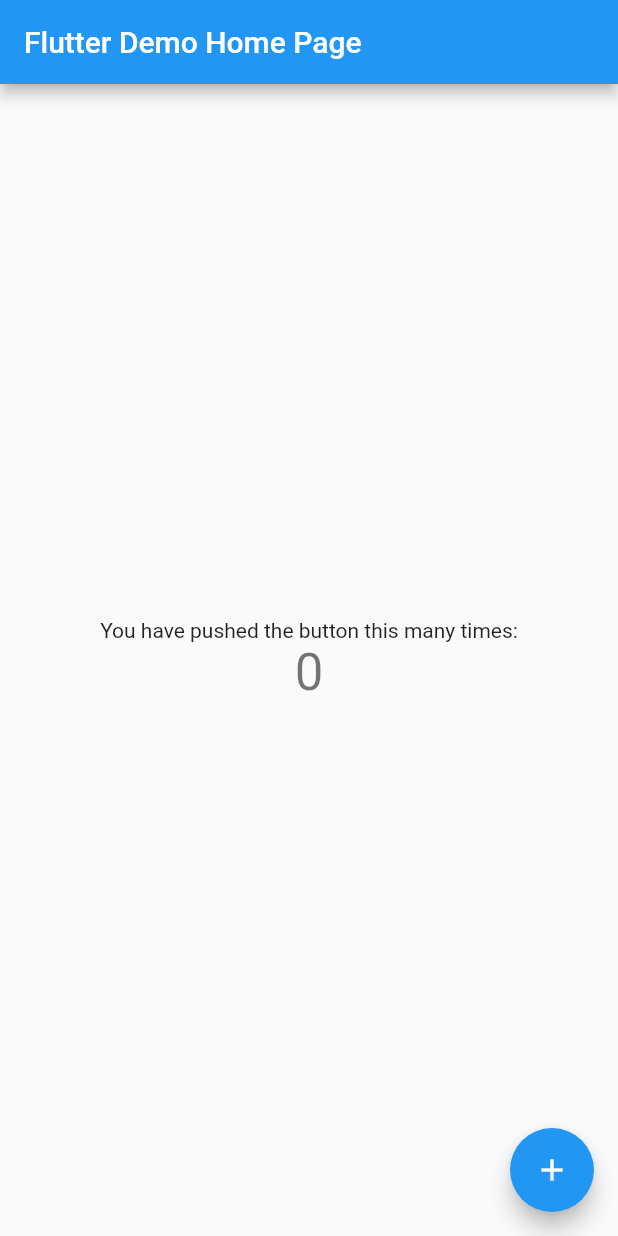
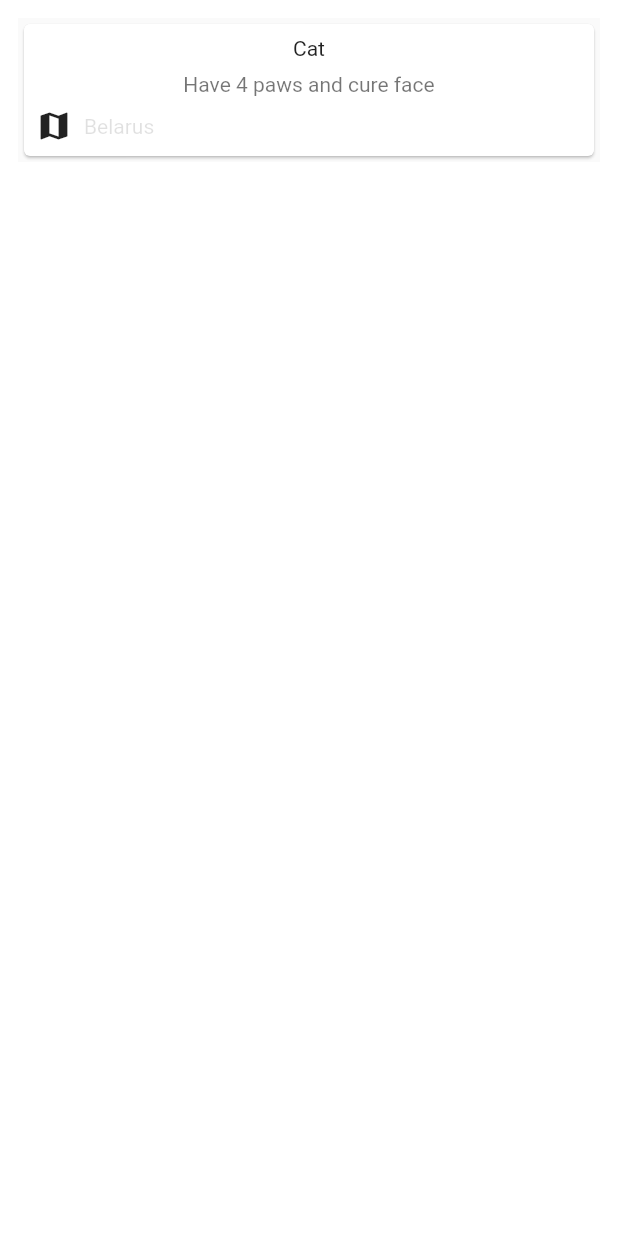
Before and after one commit to Hirakota/flutter_top_animals_ddd, a Flutter app: the screen it shows after launch, on a phone screen of 412 x 824 dp. Run offline on Flutter 3.47's test engine with Material 2 defaults, Android fonts, the phone set to English and light mode, and no system bars; our stand-ins replace bloc, flutter_bloc, freezed_annotation.

Commit message:
DDD example wit mock data

```diff
--- /dev/null
+++ b/lib/application/animal/animal_bloc.dart
@@ -0,0 +1,37 @@
+import 'dart:async';
+
+import 'package:bloc/bloc.dart';
+import 'package:flutter_top_animals_ddd/domain/animal/animal.dart';
+import 'package:flutter_top_animals_ddd/domain/animal/i_animal_repository.dart';
+import 'package:freezed_annotation/freezed_annotation.dart';
+import 'package:meta/meta.dart';
+
+part 'animal_event.dart';
+part 'animal_state.dart';
+
+part 'animal_bloc.freezed.dart';
+
+class AnimalBloc extends Bloc<AnimalEvent, AnimalState> {
+  final IAnimalRepository _animalRepository;
+
+  AnimalBloc(this._animalRepository) : super(AnimalState.initial()) {
+    on<LoadAnimals>((event, emit) async {
+      emit(state.copyWith(isLoading: true));
+
+      final List<Animal>? animals = await _animalRepository.getAllAnimals();
+
+      if(animals?.isNotEmpty ?? false) {
+        add(AnimalEvent.loadSuccess(animals!));
+      } else {
+        add(AnimalEvent.loadFailure());
+      }
+
+    });
+    on<LoadSuccess>((event, emit) {
+      emit(state.copyWith(animals: event.animals, isLoading: false));
+    });
+    on<LoadFailure>((event, emit) {
+      emit(state.copyWith(animals: [], isLoading: false, isError: true));
+    });
+  }
+}
--- /dev/null
+++ b/lib/application/animal/animal_event.dart
@@ -0,0 +1,8 @@
+part of 'animal_bloc.dart';
+
+@freezed
+abstract class AnimalEvent with _$AnimalEvent {
+  const factory AnimalEvent.loadAnimals() = LoadAnimals;
+  const factory AnimalEvent.loadSuccess(List<Animal> animals) = LoadSuccess;
+  const factory AnimalEvent.loadFailure() = LoadFailure;
+}
--- /dev/null
+++ b/lib/application/animal/animal_state.dart
@@ -0,0 +1,14 @@
+part of 'animal_bloc.dart';
+
+@freezed
+abstract class AnimalState with _$AnimalState {
+  const factory AnimalState({
+    required List<Animal> animals,
+    required bool isLoading,
+    required bool isError,
+}) = _AnimalState;
+
+  factory AnimalState.initial() {
+    return AnimalState(animals: [], isLoading: false, isError: false);
+  }
+}
--- /dev/null
+++ b/lib/domain/animal/animal.dart
@@ -0,0 +1,57 @@
+import 'package:flutter/widgets.dart';
+
+@immutable
+class Animal {
+  final String description;
+  final String habitat;
+  final String location;
+  final String name;
+  final int population;
+  final String status;
+
+  const Animal({
+    required this.description,
+    required this.habitat,
+    required this.location,
+    required this.name,
+    required this.population,
+    required this.status,
+  });
+
+  factory Animal.fromJson(Map<String, dynamic> json) {
+    return Animal(
+      description: json['description'],
+      habitat: json['habitat'],
+      location: json['location'],
+      name: json['name'],
+      population: json['population'],
+      status: json['status'],
+    );
+  }
+
+  @override
+  bool operator ==(Object other) =>
+      identical(this, other) ||
+      other is Animal &&
+          runtimeType == other.runtimeType &&
+          description == other.description &&
+          habitat == other.habitat &&
+          location == other.location &&
+          name == other.name &&
+          population == other.population &&
+          status == other.status;
+
+  @override
+  int get hashCode =>
+      description.hashCode ^
+      habitat.hashCode ^
+      location.hashCode ^
+      name.hashCode ^
+      population.hashCode ^
+      status.hashCode;
+
+  @override
+  String toString() {
+    return 'Animal{description: $description, habitat: $habitat, location: $location, name: $name, population: $population, status: $status}';
+  }
+}
--- /dev/null
+++ b/lib/domain/animal/i_animal_repository.dart
@@ -0,0 +1,7 @@
+import 'package:flutter_top_animals_ddd/domain/animal/animal.dart';
+import 'package:flutter_top_animals_ddd/domain/core/repository.dart';
+
+abstract class IAnimalRepository {
+  Future<List<Animal>?> getAllAnimals();
+  Future<Animal?> getAnimalByName(String name);
+}
--- /dev/null
+++ b/lib/domain/core/repository.dart
@@ -0,0 +1,3 @@
+class Repository {
+  final String baseUrl = 'http://www.bloowatch.org';
+}
--- /dev/null
+++ b/lib/infrastructure/animal/animal_repository.dart
@@ -0,0 +1,29 @@
+import 'package:http/http.dart' as http;
+import 'package:flutter_top_animals_ddd/domain/animal/animal.dart';
+import 'package:flutter_top_animals_ddd/domain/animal/i_animal_repository.dart';
+import 'package:flutter_top_animals_ddd/domain/core/repository.dart';
+
+class AnimalRepository extends Repository implements IAnimalRepository {
+  AnimalRepository();
+
+  @override
+  Future<List<Animal>?> getAllAnimals({String? name}) async {
+    await Future.delayed(Duration(seconds: 2));
+
+    return [
+      const Animal(
+        description: 'Have 4 paws and cure face',
+        status: 'friendly',
+        name: 'Cat',
+        habitat: 'House',
+        location: 'Belarus',
+        population: 1000000,
+      ),
+    ];
+  }
+
+  @override
+  Future<Animal?> getAnimalByName(String name) async {
+    return null;
+  }
+}
--- a/lib/main.dart
+++ b/lib/main.dart
@@ -1,66 +1,6 @@
 import 'package:flutter/material.dart';
+import 'package:flutter_top_animals_ddd/presentation/core/app_widget.dart';
 
 void main() {
-  runApp(const MyApp());
+  runApp(const AppWidget());
 }
-
-class MyApp extends StatelessWidget {
-  const MyApp({Key? key}) : super(key: key);
-  @override
-  Widget build(BuildContext context) {
-    return MaterialApp(
-      title: 'Flutter Demo',
-      theme: ThemeData(
-        primarySwatch: Colors.blue,
-      ),
-      home: const MyHomePage(title: 'Flutter Demo Home Page'),
-    );
-  }
-}
-
-class MyHomePage extends StatefulWidget {
-  const MyHomePage({Key? key, required this.title}) : super(key: key);
-
-  final String title;
-
-  @override
-  State<MyHomePage> createState() => _MyHomePageState();
-}
-
-class _MyHomePageState extends State<MyHomePage> {
-  int _counter = 0;
-
-  void _incrementCounter() {
-    setState(() {
-      _counter++;
-    });
-  }
-
-  @override
-  Widget build(BuildContext context) {
-    return Scaffold(
-      appBar: AppBar(
-        title: Text(widget.title),
-      ),
-      body: Center(
-        child: Column(
-          mainAxisAlignment: MainAxisAlignment.center,
-          children: <Widget>[
-            const Text(
-              'You have pushed the button this many times:',
-            ),
-            Text(
-              '$_counter',
-              style: Theme.of(context).textTheme.headline4,
-            ),
-          ],
-        ),
-      ),
-      floatingActionButton: FloatingActionButton(
-        onPressed: _incrementCounter,
-        tooltip: 'Increment',
-        child: const Icon(Icons.add),
-      ), // This trailing comma makes auto-formatting nicer for build methods.
-    );
-  }
-}
--- /dev/null
+++ b/lib/presentation/animal/animal_page.dart
@@ -0,0 +1,45 @@
+import 'package:flutter/material.dart';
+import 'package:flutter_bloc/flutter_bloc.dart';
+import 'package:flutter_top_animals_ddd/application/animal/animal_bloc.dart';
+import 'package:flutter_top_animals_ddd/presentation/animal/widgets/animal_card.dart';
+
+class AnimalPage extends StatefulWidget {
+  const AnimalPage({Key? key}) : super(key: key);
+
+  @override
+  State<AnimalPage> createState() => _AnimalPageState();
+}
+
+class _AnimalPageState extends State<AnimalPage> {
+  @override
+  Widget build(BuildContext context) {
+    return Padding(
+        padding: const EdgeInsets.all(12),
+        child: BlocBuilder<AnimalBloc, AnimalState>(
+          builder: (_, state) {
+            if (state.isLoading) {
+              return const Center(
+                child: CircularProgressIndicator(),
+              );
+            }
+
+            return ListView(
+              shrinkWrap: true,
+              children: state.animals.fold(<Widget>[], (previousValue, element) {
+                previousValue.add(
+                  AnimalCard(animal: element),
+                );
+
+                if (element.hashCode != state.animals.last.hashCode) {
+                  previousValue.add(const SizedBox(
+                    height: 8,
+                  ));
+                }
+
+                return previousValue;
+              }),
+            );
+          },
+        ));
+  }
+}
--- /dev/null
+++ b/lib/presentation/animal/widgets/animal_card.dart
@@ -0,0 +1,55 @@
+import 'package:flutter/material.dart';
+import 'package:flutter_top_animals_ddd/domain/animal/animal.dart';
+
+class AnimalCard extends StatefulWidget {
+  final Animal animal;
+
+  const AnimalCard({
+    Key? key,
+    required this.animal,
+  }) : super(key: key);
+
+  @override
+  State<AnimalCard> createState() => _AnimalCardState();
+}
+
+class _AnimalCardState extends State<AnimalCard> {
+  @override
+  Widget build(BuildContext context) {
+    return Material(
+      child: Card(
+        elevation: 0.8,
+        child: Padding(
+          padding: const EdgeInsets.all(8.0),
+          child: Column(
+            children: [
+              Title(color: Colors.black, child: Text(widget.animal.name)),
+              const SizedBox(
+                height: 8,
+              ),
+              Text(
+                widget.animal.description,
+                style: const TextStyle(color: Colors.black54),
+              ),
+              const SizedBox(
+                height: 8,
+              ),
+              Row(
+                children: [
+                  const Icon(Icons.map),
+                  const SizedBox(
+                    width: 8,
+                  ),
+                  Text(
+                    widget.animal.location,
+                    style: const TextStyle(color: Colors.black12),
+                  ),
+                ],
+              ),
+            ],
+          ),
+        ),
+      ),
+    );
+  }
+}
--- /dev/null
+++ b/lib/presentation/core/app_widget.dart
@@ -0,0 +1,21 @@
+import 'package:flutter/material.dart';
+import 'package:flutter_bloc/flutter_bloc.dart';
+import 'package:flutter_top_animals_ddd/application/animal/animal_bloc.dart';
+import 'package:flutter_top_animals_ddd/infrastructure/animal/animal_repository.dart';
+import 'package:flutter_top_animals_ddd/presentation/animal/animal_page.dart';
+
+class AppWidget extends StatelessWidget {
+  const AppWidget({Key? key}) : super(key: key);
+
+  @override
+  Widget build(BuildContext context) {
+    return MaterialApp(
+      title: 'Animals',
+      debugShowCheckedModeBanner: false,
+      home: BlocProvider(
+        create: (_) => AnimalBloc(AnimalRepository())..add(AnimalEvent.loadAnimals()),
+        child: AnimalPage(),
+      )
+    );
+  }
+}
--- a/pubspec.yaml
+++ b/pubspec.yaml
@@ -36,6 +36,8 @@
   cupertino_icons: ^1.0.2
   bloc: ^8.1.0
   freezed_annotation: ^2.1.0
+  flutter_bloc: ^8.1.1
+  http: ^0.13.5
 
 dev_dependencies:
   flutter_test:
```
Also changed, not shown: lib/application/animal/animal_bloc.freezed.dart (added), pubspec.lock, 1 other file.
